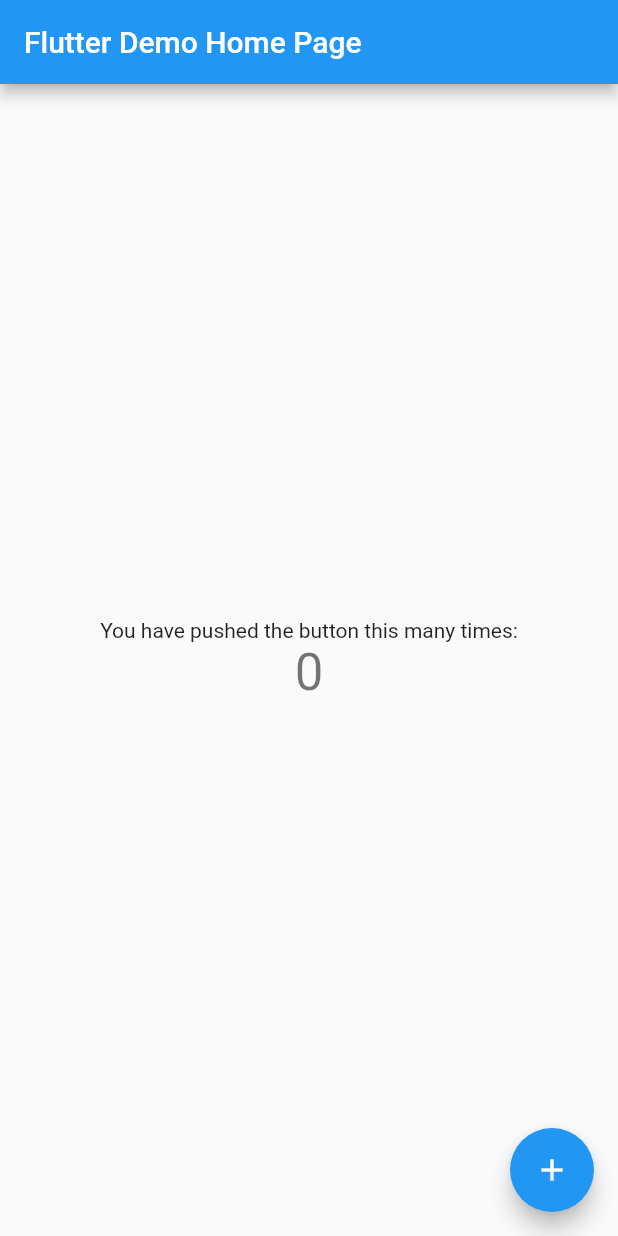
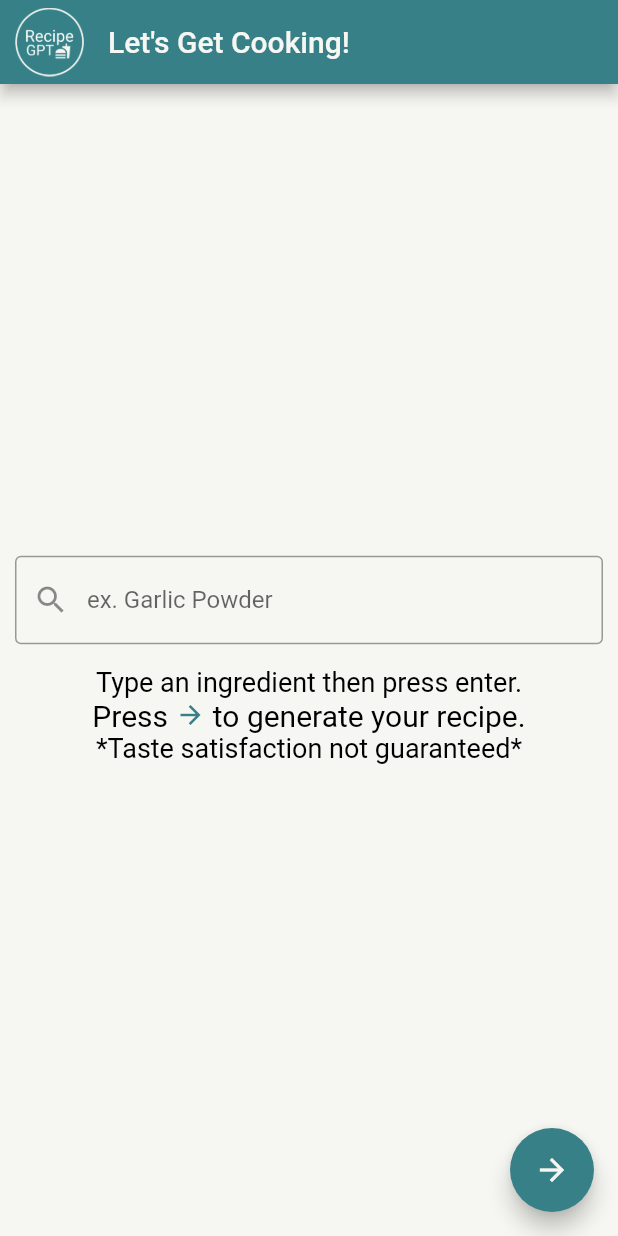
Before and after one commit to Coolroo/MTAHacks2023, a Flutter app: the screen it shows after launch, on a phone screen of 412 x 824 dp. Run offline on Flutter 3.47's test engine with Material 2 defaults, Android fonts, the phone set to English and light mode, and no system bars.

Commit message:
started basic layout

```diff
--- a/lib/main.dart
+++ b/lib/main.dart
@@ -7,39 +7,33 @@
 class MyApp extends StatelessWidget {
   const MyApp({Key? key}) : super(key: key);
 
-  // This widget is the root of your application.
   @override
   Widget build(BuildContext context) {
     return MaterialApp(
-      title: 'Flutter Demo',
+      title: 'RecipeGPT',
       theme: ThemeData(
-        // This is the theme of your application.
-        //
-        // Try running your application with "flutter run". You'll see the
-        // application has a blue toolbar. Then, without quitting the app, try
-        // changing the primarySwatch below to Colors.green and then invoke
-        // "hot reload" (press "r" in the console where you ran "flutter run",
-        // or simply save your changes to "hot reload" in a Flutter IDE).
-        // Notice that the counter didn't reset back to zero; the application
-        // is not restarted.
-        primarySwatch: Colors.blue,
+//          Green: #388087
+//          Off white: #F6F6F2
+//          Darker off white: #DDDDDA
+        // primarySwatch: Colors.blueGrey,
+        primaryColor: const Color(0xFF388087),
+        scaffoldBackgroundColor: const Color(0xFFF6F6F2),
+        appBarTheme: const AppBarTheme(
+          foregroundColor: Color(0xFFF6F6F2),
+          backgroundColor: Color(0xFF388087),
         ),
-      home: const MyHomePage(title: 'Flutter Demo Home Page'),
+        floatingActionButtonTheme: const FloatingActionButtonThemeData(
+          foregroundColor: Color(0xFFF6F6F2),
+          backgroundColor: Color(0xFF388087),
+        ),
+      ),
+      home: const MyHomePage(title: 'Let\'s Get Cooking!'),
     );
   }
 }
 
 class MyHomePage extends StatefulWidget {
   const MyHomePage({Key? key, required this.title}) : super(key: key);
-
-  // This widget is the home page of your application. It is stateful, meaning
-  // that it has a State object (defined below) that contains fields that affect
-  // how it looks.
-
-  // This class is the configuration for the state. It holds the values (in this
-  // case the title) provided by the parent (in this case the App widget) and
-  // used by the build method of the State. Fields in a Widget subclass are
-  // always marked "final".
 
   final String title;
 
@@ -48,68 +42,73 @@
 }
 
 class _MyHomePageState extends State<MyHomePage> {
-  int _counter = 0;
 
-  void _incrementCounter() {
-    setState(() {
-      // This call to setState tells the Flutter framework that something has
-      // changed in this State, which causes it to rerun the build method below
-      // so that the display can reflect the updated values. If we changed
-      // _counter without calling setState(), then the build method would not be
-      // called again, and so nothing would appear to happen.
-      _counter++;
-    });
+  TextEditingController searchController = TextEditingController();
+
+  void _generateRecipe() {
+    // some send to backend
   }
 
   @override
   Widget build(BuildContext context) {
-    // This method is rerun every time setState is called, for instance as done
-    // by the _incrementCounter method above.
-    //
-    // The Flutter framework has been optimized to make rerunning build methods
-    // fast, so that you can just rebuild anything that needs updating rather
-    // than having to individually change instances of widgets.
     return Scaffold(
       appBar: AppBar(
-        // Here we take the value from the MyHomePage object that was created by
-        // the App.build method, and use it to set our appbar title.
         title: Text(widget.title),
+        leading: const Padding(
+          padding: EdgeInsets.fromLTRB(10.0, 5.0, 0.0, 5.0),
+          child: Image(image: AssetImage('assets/logo.png')),
         ),
-      body: Center(
-        // Center is a layout widget. It takes a single child and positions it
-        // in the middle of the parent.
+      ),
+      body: Padding(
+        padding: const EdgeInsets.all(10.0),
+        child: Center(
           child: Column(
-          // Column is also a layout widget. It takes a list of children and
-          // arranges them vertically. By default, it sizes itself to fit its
-          // children horizontally, and tries to be as tall as its parent.
-          //
-          // Invoke "debug painting" (press "p" in the console, choose the
-          // "Toggle Debug Paint" action from the Flutter Inspector in Android
-          // Studio, or the "Toggle Debug Paint" command in Visual Studio Code)
-          // to see the wireframe for each widget.
-          //
-          // Column has various properties to control how it sizes itself and
-          // how it positions its children. Here we use mainAxisAlignment to
-          // center the children vertically; the main axis here is the vertical
-          // axis because Columns are vertical (the cross axis would be
-          // horizontal).
             mainAxisAlignment: MainAxisAlignment.center,
             children: <Widget>[
+              TextField(
+                controller: searchController,
+                decoration: const InputDecoration(
+                  border: OutlineInputBorder(),
+                  prefixIcon: Icon(Icons.search),
+                  labelText: "ex. Garlic Powder",
+                  // fillColor:
+                ),
+              ),
+              const SizedBox(height: 15.0),
               const Text(
-              'You have pushed the button this many times:',
+                "Type an ingredient then press enter.",
+                style: TextStyle(color: Colors.black, fontSize: 18),
               ),
-            Text(
-              '$_counter',
-              style: Theme.of(context).textTheme.headline4,
+              RichText(
+                text: TextSpan(
+                  children: [
+                    const TextSpan(
+                      text: "Press ",
+                      style: TextStyle(color: Colors.black, fontSize: 20),
+                    ),
+                    WidgetSpan(
+                      child: Icon(Icons.arrow_forward_outlined, size: 20, color: Theme.of(context).primaryColor),
+                    ),
+                    const TextSpan(
+                      text: " to generate your recipe.",
+                      style: TextStyle(color: Colors.black, fontSize: 20),
+                    ),
+                  ]
+                ),
+              ),
+              const Text(
+                "*Taste satisfaction not guaranteed*",
+                style: TextStyle(color: Colors.black, fontSize: 18),
               ),
             ],
           ),
         ),
+      ),
       floatingActionButton: FloatingActionButton(
-        onPressed: _incrementCounter,
-        tooltip: 'Increment',
-        child: const Icon(Icons.add),
-      ), // This trailing comma makes auto-formatting nicer for build methods.
+        onPressed: _generateRecipe,
+        tooltip: 'Generate',
+        child: const Icon(Icons.arrow_forward_outlined),
+      ),
     );
   }
 }
--- a/pubspec.yaml
+++ b/pubspec.yaml
@@ -58,9 +58,8 @@
   uses-material-design: true
 
   # To add assets to your application, add an assets section, like this:
-  # assets:
-  #   - images/a_dot_burr.jpeg
-  #   - images/a_dot_ham.jpeg
+  assets:
+    - assets/logo.png
 
   # An image asset can refer to one or more resolution-specific "variants", see
   # https://flutter.dev/assets-and-images/#resolution-aware.
```
Also changed, not shown: assets/logo.png (added). Lines whose indentation alone changed are shown as unchanged.
